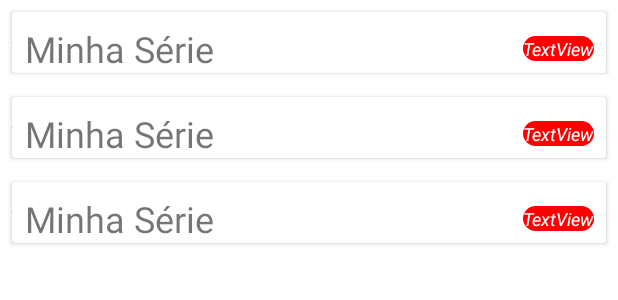
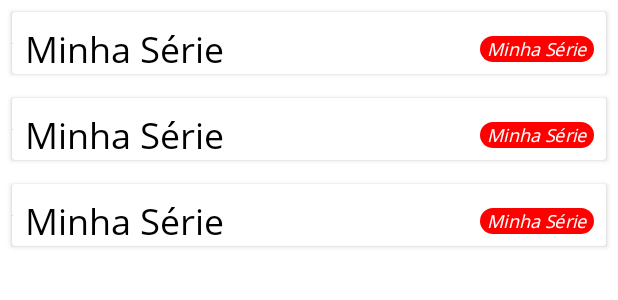
Before and after one commit to marcelonomad/MinhaSerie, an Android app: the layout activity_main.xml on its own in the app's theme, with its tools: preview values and no code run, on a phone screen of 412 x 824 dp. Shown: the top 300 px of the screen. Run offline under Robolectric (Android 15) with nearby library versions, the phone set to English and light mode, and no system bars.

Commit message:
tag e fonte

```diff
--- a/app/src/main/res/drawable/showtag.xml
+++ b/app/src/main/res/drawable/showtag.xml
@@ -1,13 +1,15 @@
 <?xml version="1.0" encoding="utf-8"?>
 
-<shape
-    xmlns:android="http://schemas.android.com/apk/res/android"
+<shape xmlns:android="http://schemas.android.com/apk/res/android"
     android:shape="rectangle">
 
-    <corners android:radius="10dp" />
+    <corners android:radius="15dp" />
 
+    <padding
+        android:left="5dp"
+        android:right="5dp"></padding>
     <!-- This is the border color -->
-    <stroke android:width="2dp" android:color="#f00" />
+    <!--<stroke android:width="2dp" android:color="#f00" />-->
 
     <!--- This is the background color -->
     <solid android:color="#f00" />
--- a/app/src/main/res/layout/item_show.xml
+++ b/app/src/main/res/layout/item_show.xml
@@ -28,6 +28,7 @@
                 android:layout_marginStart="8dp"
                 android:layout_marginTop="8dp"
                 android:text="@string/app_name"
+                android:textColor="@color/black"
                 android:textSize="24sp"
                 app:layout_constraintStart_toEndOf="@+id/imgItemShow"
                 app:layout_constraintTop_toTopOf="parent" />
@@ -48,7 +49,7 @@
                 android:layout_marginEnd="8dp"
                 android:layout_marginBottom="8dp"
                 android:background="@drawable/showtag"
-                android:text="TextView"
+                android:text="@string/app_name"
                 android:textColor="@color/white"
                 android:textSize="12sp"
                 android:textStyle="italic"
--- a/app/src/main/res/values/themes.xml
+++ b/app/src/main/res/values/themes.xml
@@ -12,5 +12,6 @@
         <!-- Status bar color. -->
         <item name="android:statusBarColor" tools:targetApi="l">?attr/colorPrimaryVariant</item>
         <!-- Customize your theme here. -->
+        <item name="fontFamily">@font/opensans</item>
     </style>
 </resources>
```
Also changed, not shown: app/src/main/res/font/opensans.ttf (added).
